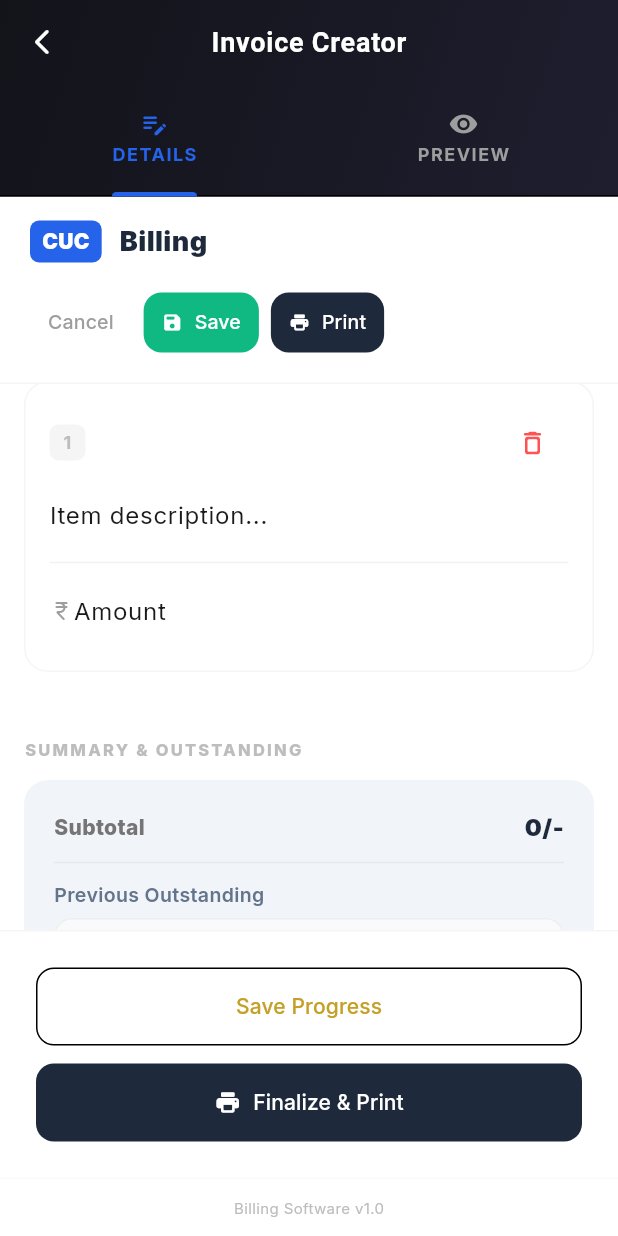
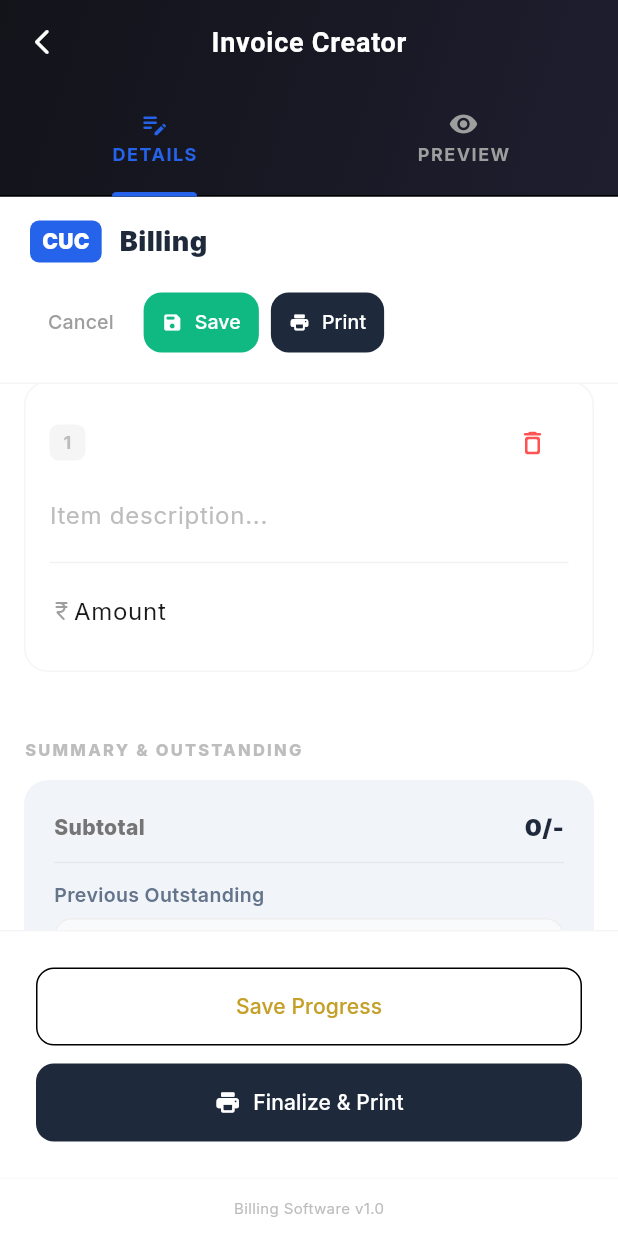
Before and after one commit to cochinunitedconsultancydm-design/CUC-Main-Version, a Flutter app: the InvoiceCreatorPage screen opened directly with empty values, scrolled down 1152 dp, on a phone screen of 412 x 824 dp. Run offline on Flutter 3.47's test engine with Material 3 defaults, Android fonts, the phone set to English and light mode, and no system bars; drawn by our look-alikes of flutter_animate; our stand-ins replace file_picker, flutter_local_notifications, google_fonts, google_sign_in, pdf, printing and 1 more; missing offline and left inert: amplify_api, amplify_auth_cognito, amplify_core, amplify_flutter, amplify_storage_s3, desktop_webview_auth and 7 more; accounts and stored records are empty.

Commit message:
feat: add InvoicePdfService, billing screen, and auth service to support PDF generation and authentication

```diff
--- a/lib/screens/billing_screen.dart
+++ b/lib/screens/billing_screen.dart
@@ -1394,7 +1394,13 @@ class _InvoiceCreatorPageState extends State<InvoiceCreatorPage> {
     _advanceReceived = TextEditingController(text: b?.data?['advance_received']?.toString() ?? '');
     _approvedAmount = TextEditingController(text: b?.data?['approved_amount']?.toString() ?? '');
     _authorities = b?.authorities ?? '';
-    _items = b?.items ?? [{'description': '', 'amount': ''}];
+    _items = List<Map<String, dynamic>>.from(b?.items?.map((e) => Map<String, dynamic>.from(e)) ?? [{'description': '', 'amount': '', 'isHeading': false}]);
+
+    for (var item in _items) {
+      if (!item.containsKey('isHeading')) {
+        item['isHeading'] = item['amount']?.toString().trim().isEmpty ?? true;
+      }
+    }
 
     // Initialize quotation terms
     _quotationTerms = List<String>.from(b?.data?['quotation_terms'] ?? _getDefaultTerms(_category));
@@ -1964,13 +1970,24 @@ class _InvoiceCreatorPageState extends State<InvoiceCreatorPage> {
               const SizedBox(height: 32),
               Row(mainAxisAlignment: MainAxisAlignment.spaceBetween, children: [
                 _sectionTitle('Line Items'),
+                Row(
+                  children: [
                     TextButton.icon(onPressed: () {
                       setState(() {
-                    _items.add({'description': '', 'amount': ''});
+                        _items.add({'description': '', 'amount': '', 'isHeading': true});
                         _itemDescControllers.add(TextEditingController()..addListener(() { _calc(); setState(() {}); }));
                         _itemAmountControllers.add(TextEditingController()..addListener(() { _calc(); setState(() {}); }));
                       });
+                    }, icon: const Icon(Icons.title_rounded, size: 18), label: const Text('Add Heading'), style: TextButton.styleFrom(foregroundColor: Colors.teal)),
+                    TextButton.icon(onPressed: () {
+                      setState(() {
+                        _items.add({'description': '', 'amount': '', 'isHeading': false});
+                        _itemDescControllers.add(TextEditingController()..addListener(() { _calc(); setState(() {}); }));
+                        _itemAmountControllers.add(TextEditingController()..addListener(() { _calc(); setState(() {}); }));
+                      });
                     }, icon: const Icon(Icons.add_circle_outline_rounded, size: 18), label: const Text('Add Item'), style: TextButton.styleFrom(foregroundColor: const Color(0xFF2563EB))),
+                  ],
+                ),
               ]),
               const SizedBox(height: 12),
               ..._items.asMap().entries.map((e) => _buildItemRow(e.key, e.value)),
@@ -2234,12 +2251,15 @@ class _InvoiceCreatorPageState extends State<InvoiceCreatorPage> {
     });
   }
 
-  Widget _buildItemRow(int idx, Map<String, dynamic> item) => Container(
+  Widget _buildItemRow(int idx, Map<String, dynamic> item) {
+    bool isHeading = item['isHeading'] == true;
+
+    return Container(
     margin: const EdgeInsets.only(bottom: 12), padding: const EdgeInsets.all(16),
-    decoration: BoxDecoration(color: Colors.white, borderRadius: BorderRadius.circular(16), border: Border.all(color: Colors.grey.shade100)),
+    decoration: BoxDecoration(color: isHeading ? Colors.teal.shade50 : Colors.white, borderRadius: BorderRadius.circular(16), border: Border.all(color: isHeading ? Colors.teal.shade200 : Colors.grey.shade100)),
     child: Column(children: [
       Row(children: [
-        Container(width: 24, height: 24, decoration: BoxDecoration(color: Colors.grey.shade100, borderRadius: BorderRadius.circular(6)), child: Center(child: Text('${idx + 1}', style: TextStyle(fontSize: 12, fontWeight: FontWeight.bold, color: Colors.grey.shade400)))),
+        Container(width: 24, height: 24, decoration: BoxDecoration(color: isHeading ? Colors.teal.shade100 : Colors.grey.shade100, borderRadius: BorderRadius.circular(6)), child: Center(child: Text(isHeading ? 'H' : '${idx + 1}', style: TextStyle(fontSize: 12, fontWeight: FontWeight.bold, color: isHeading ? Colors.teal.shade700 : Colors.grey.shade400)))),
         const Spacer(),
         if (idx > 0) IconButton(onPressed: () => _moveItem(idx, -1), icon: const Icon(Icons.arrow_upward_rounded, size: 18, color: Colors.blueGrey)),
         if (idx < _items.length - 1) IconButton(onPressed: () => _moveItem(idx, 1), icon: const Icon(Icons.arrow_downward_rounded, size: 18, color: Colors.blueGrey)),
@@ -2282,7 +2302,9 @@ class _InvoiceCreatorPageState extends State<InvoiceCreatorPage> {
           return TextField(
             controller: controller,
             focusNode: focusNode,
-            decoration: const InputDecoration(hintText: 'Item description...', border: InputBorder.none),
+            textAlign: isHeading ? TextAlign.center : TextAlign.start,
+            style: TextStyle(fontWeight: isHeading ? FontWeight.bold : FontWeight.normal, color: isHeading ? Colors.teal.shade900 : Colors.black87),
+            decoration: InputDecoration(hintText: isHeading ? 'Enter Heading Title...' : 'Item description...', border: InputBorder.none, hintStyle: TextStyle(fontWeight: FontWeight.normal, color: Colors.grey.shade400)),
           );
         },
         optionsViewBuilder: (context, onSelected, options) {
@@ -2312,6 +2334,7 @@ class _InvoiceCreatorPageState extends State<InvoiceCreatorPage> {
           );
         },
       ),
+      if (!isHeading) ...[
         const Divider(),
         Row(children: [
           const Icon(Icons.currency_rupee_rounded, size: 16, color: Colors.grey),
@@ -2338,8 +2361,10 @@ class _InvoiceCreatorPageState extends State<InvoiceCreatorPage> {
             ),
           )),
         ]),
+      ],
     ]),
   ).animate().slideY(begin: 0.1, end: 0, duration: 300.ms);
+  }
 
   Widget _emptyItems() => Container(width: double.infinity, padding: const EdgeInsets.all(32), decoration: BoxDecoration(borderRadius: BorderRadius.circular(16), border: Border.all(color: Colors.grey.shade200, style: BorderStyle.solid)), child: const Column(children: [Icon(Icons.add_shopping_cart_rounded, color: Colors.grey, size: 32), SizedBox(height: 12), Text('No items added yet', style: TextStyle(color: Colors.grey))]));
 
--- a/lib/services/auth_service.dart
+++ b/lib/services/auth_service.dart
@@ -78,8 +78,8 @@ class AuthService {
         final allUsers = response.data?.items.whereType<Users>().toList() ?? [];
 
         final users = allUsers.where((u) {
-          if (loginEmail.contains('@')) {
-            return u.email?.toLowerCase().trim() == loginEmail;
+          if (normalizedUser.contains('@')) {
+            return u.email?.toLowerCase().trim() == normalizedUser;
           }
           return u.username?.toLowerCase().trim() == normalizedUser;
         }).toList();
--- a/lib/services/invoice_pdf_service.dart
+++ b/lib/services/invoice_pdf_service.dart
@@ -166,12 +166,14 @@ class InvoicePdfService {
                       ...() {
                         int slNo = 1;
                         return items.map((item) {
-                          final isHeading = item['amount'].toString().trim().isEmpty;
+                          final isHeading = item['isHeading'] == true || item['amount'].toString().trim().isEmpty;
                           final slNoStr = isHeading ? '' : '${slNo++}.';
                           return pw.TableRow(
                             children: [
                               _cell(slNoStr, align: pw.Alignment.center),
-                              _cell(item['description'].toString().toUpperCase()),
+                              _cell(item['description'].toString().toUpperCase(),
+                                    font: isHeading ? bodyBold : null,
+                                    align: isHeading ? pw.Alignment.center : pw.Alignment.centerLeft),
                               _cell(isHeading ? '' :
                                   (item['amount'].toString().endsWith('/-') ? item['amount'].toString() : '${item['amount']}/-'),
                                   align: pw.Alignment.center),
```
Lines whose indentation alone changed are shown as unchanged.
